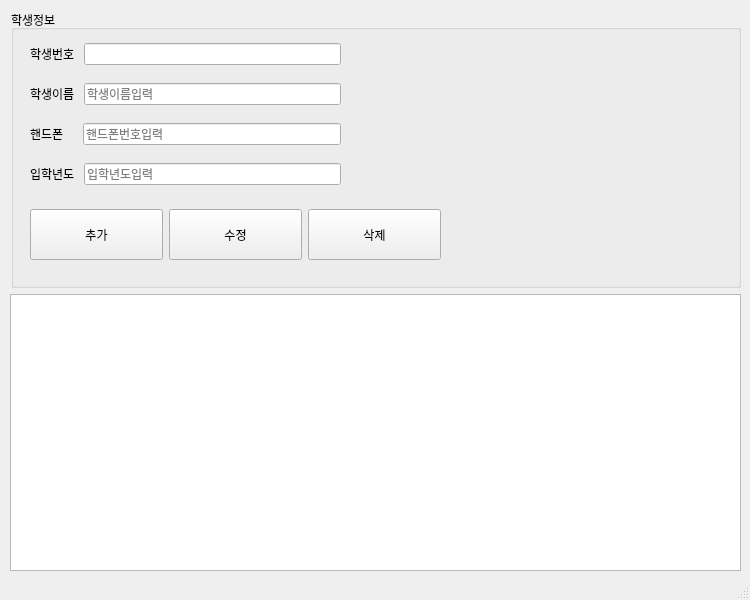
gi-yun/java-database-2025, file toyproject/studentdb.ui: the form before one commit.
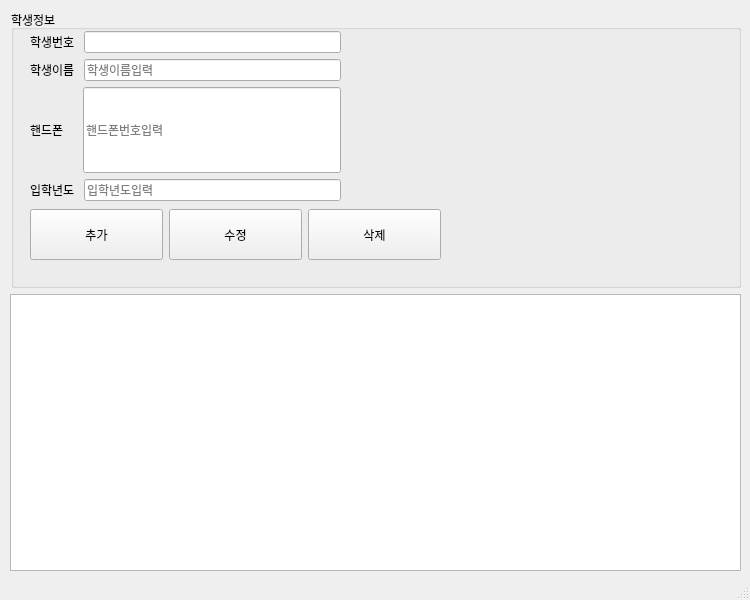
The form after the commit.

Diff of the .ui file:
```diff
--- a/toyproject/studentdb.ui
+++ b/toyproject/studentdb.ui
@@ -128,6 +128,12 @@
              </item>
              <item>
               <widget class="QLineEdit" name="input_std_mobile">
+               <property name="maximumSize">
+                <size>
+                 <width>750</width>
+                 <height>600</height>
+                </size>
+               </property>
                <property name="toolTip">
                 <string>핸드폰번호입력</string>
                </property>
```
Left out of the diff: 13 changed lines with no effect on the pictures.
